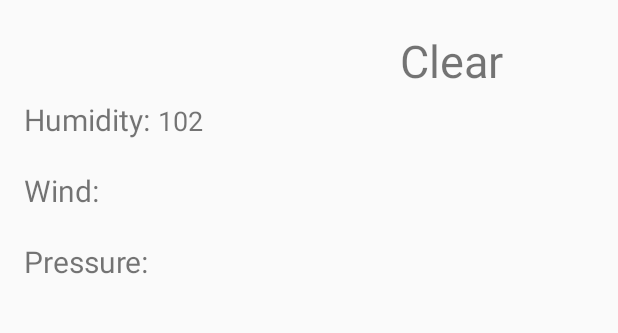
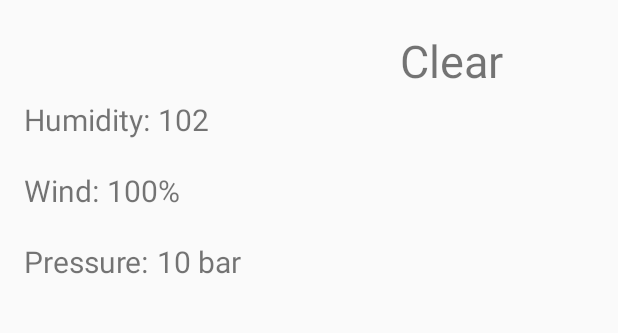
Before and after one commit to oromar/android-projects, an Android app: the DetailActivityFragment screen opened directly, with no data from a screen before it, on a phone screen of 412 x 824 dp, the part 371-704 px from its top. Run offline under Robolectric (Android 15) with nearby library versions, the phone set to English and light mode, and no system bars; 7 statements that could not run were skipped.

Commit message:
Loaders and new UI Implemented

```diff
--- a/Sunshine/app/src/main/java/br/com/oromar/dev/android/sunshine/DetailActivityFragment.java
+++ b/Sunshine/app/src/main/java/br/com/oromar/dev/android/sunshine/DetailActivityFragment.java
@@ -48,7 +48,7 @@ public class DetailActivityFragment extends Fragment implements LoaderManager.Lo
                              Bundle savedInstanceState) {
         View rootView = inflater.inflate(R.layout.fragment_detail, container, false);
         Intent intent = getActivity().getIntent();
-        TextView text = (TextView) rootView.findViewById(R.id.text_detail_activity);
+        TextView text = (TextView) rootView.findViewById(R.id.list_item_forecast_textview);
         if (intent != null){
             mForecastDetail = intent.getDataString();
         }
@@ -99,12 +99,11 @@ public class DetailActivityFragment extends Fragment implements LoaderManager.Lo
                 " - " + data.getString(ForecastAdapter.COL_WEATHER_DESC) +
                 " - " + Utility.formatTemperature(getActivity(), max, isMetric) +
                 " / " + Utility.formatTemperature(getActivity(), min, isMetric);
-        TextView txt = (TextView) getView().findViewById(R.id.text_detail_activity);
+        TextView txt = (TextView) getView().findViewById(R.id.list_item_forecast_textview);
         txt.setText(mForecastDetail);
     }
 
     @Override
     public void onLoaderReset(Loader<Cursor> loader) {
-
     }
 }
--- a/Sunshine/app/src/main/res/layout/fragment_detail.xml
+++ b/Sunshine/app/src/main/res/layout/fragment_detail.xml
@@ -21,14 +21,14 @@
                 android:layout_height="match_parent">
 
                 <TextView
-                    android:id="@id/list_item_date_textview"
+                    android:id="@+id/list_item_date_textview"
                     android:textSize="30dp"
                     android:layout_width="wrap_content"
                     android:layout_height="wrap_content"
                     android:text="Today. June 24"/>
 
                 <TextView
-                    android:id="@id/list_item_high_textview"
+                    android:id="@+id/list_item_high_textview"
                     android:layout_marginTop="10dp"
                     android:textSize="30dp"
                     android:layout_width="wrap_content"
@@ -36,7 +36,7 @@
                     android:text="24º"/>
 
                 <TextView
-                    android:id="@id/list_item_low_textview"
+                    android:id="@+id/list_item_low_textview"
                     android:layout_marginTop="10dp"
                     android:textSize="25dp"
                     android:layout_width="wrap_content"
@@ -58,12 +58,17 @@
                         android:layout_marginLeft="5dp"
                         android:id="@+id/list_item_humidity_text_view"
                         android:layout_marginTop="70dp"
-                        android:textSize="18dp"
+                        android:textSize="20dp"
                         android:layout_width="wrap_content"
                         android:layout_height="wrap_content"
                         android:text="102"/>
 
                 </LinearLayout>
+
+
+                <LinearLayout
+                    android:layout_width="wrap_content"
+                    android:layout_height="wrap_content">
 
                     <TextView
                         android:layout_marginTop="20dp"
@@ -72,12 +77,38 @@
                         android:layout_height="wrap_content"
                         android:text="Wind:"/>
 
+
+                    <TextView
+                        android:layout_marginTop="20dp"
+                        android:textSize="20dp"
+                        android:paddingLeft="5dp"
+                        android:layout_width="wrap_content"
+                        android:layout_height="wrap_content"
+                        android:text="100%"/>
+
+                </LinearLayout>
+
+
+                <LinearLayout
+                    android:layout_width="wrap_content"
+                    android:layout_height="wrap_content">
+
                     <TextView
                         android:layout_marginTop="20dp"
                         android:textSize="20dp"
                         android:layout_width="wrap_content"
                         android:layout_height="wrap_content"
                         android:text="Pressure:"/>
+
+                    <TextView
+                        android:layout_marginTop="20dp"
+                        android:textSize="20dp"
+                        android:paddingLeft="5dp"
+                        android:layout_width="wrap_content"
+                        android:layout_height="wrap_content"
+                        android:text="10 bar"/>
+
+                </LinearLayout>
 
             </LinearLayout>
 
```
Lines whose indentation alone changed are shown as unchanged.
